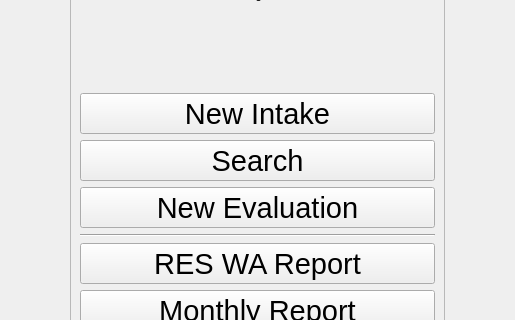
Before: the Qt Designer form drc/gui/mainmenuform.ui in lansdon/cpts483_drc, drawn with Qt 5; both pictures show x 84 to 599 and y 205 to 525 of the 683 by 642 pixel window.
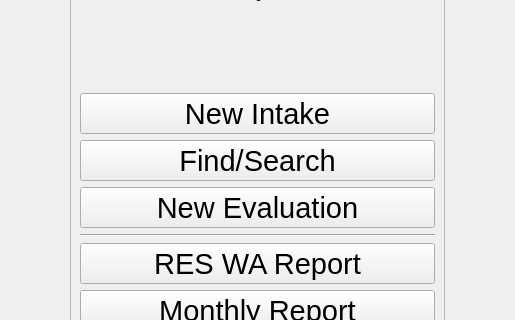
After: the same form once the commit is applied.

Diff of the .ui file:
```diff
--- a/drc/gui/mainmenuform.ui
+++ b/drc/gui/mainmenuform.ui
@@ -80,7 +80,7 @@
          </font>
         </property>
         <property name="text">
-         <string>Search</string>
+         <string>Find/Search</string>
         </property>
         <property name="toolButtonStyle">
          <enum>Qt::ToolButtonTextBesideIcon</enum>
```
